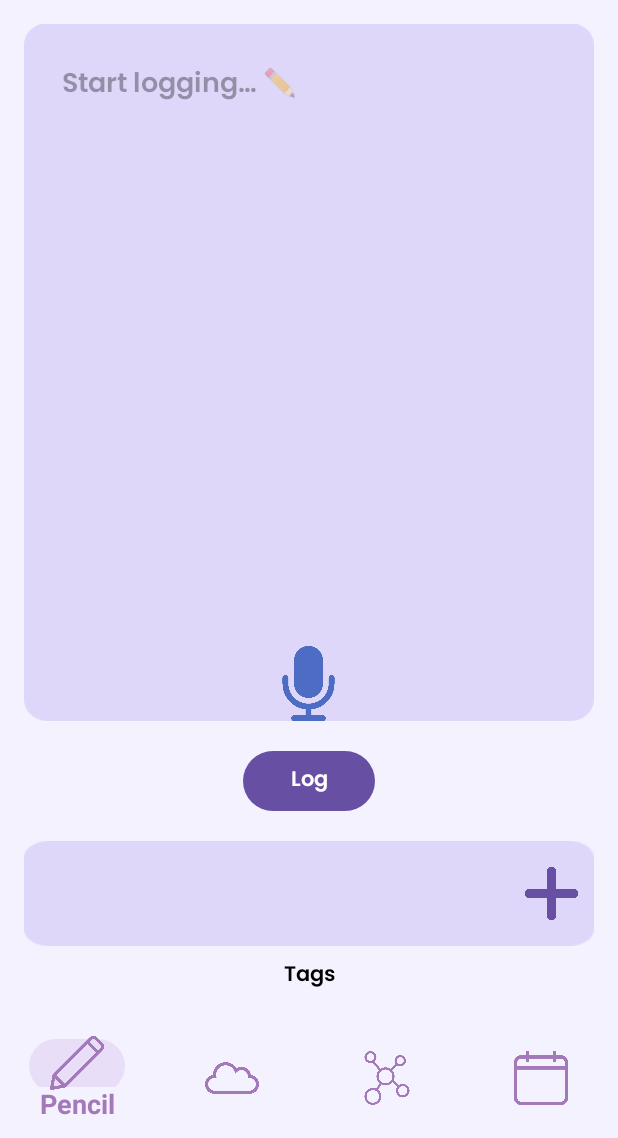
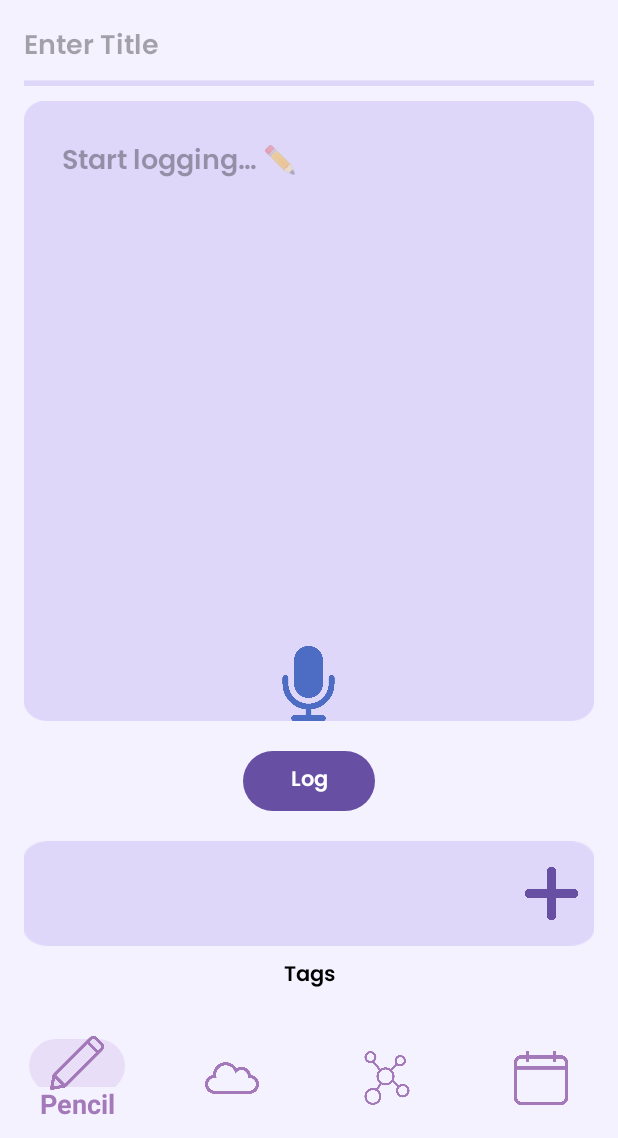
Before and after one commit to linamei0616/Somnigraph, an Android app: the screen it shows after launch (MainActivity), on a phone screen of 412 x 824 dp, the part 98-1236 px from its top. Run offline under Robolectric (Android 15) with nearby library versions, the phone set to English and light mode, and no system bars.

Commit message:
Added title

```diff
--- a/app/src/main/java/com/example/somnigraph/Dream.java
+++ b/app/src/main/java/com/example/somnigraph/Dream.java
@@ -23,7 +23,10 @@ public class Dream
         this.dreamDescription = dreamDescription;
         this.tags = new ArrayList<>(tags);
         this.loggedDate = new Date();
-        this.title = title;
+        if(!title.isEmpty())
+        {
+            this.title = title;
+        }
     }
 
     public String getTitle()
--- a/app/src/main/res/layout/activity_main.xml
+++ b/app/src/main/res/layout/activity_main.xml
@@ -29,7 +29,20 @@
         android:layout_weight="1"
         android:orientation="vertical"
         android:padding="16dp">
-
+        <EditText
+            android:id="@+id/titleBox"
+            android:layout_width="match_parent"
+            android:layout_height="0dp"
+            android:layout_weight="0.1"
+            android:layout_gravity="center"
+            android:fontFamily="@font/poppins_semi_bold"
+            android:gravity="top"
+            android:layout_marginBottom="10dp"
+            android:hint="Enter Title"
+            android:inputType="textMultiLine"
+            android:textColor="@color/black"
+            android:background="@drawable/title_background"
+             />
         <!-- Logging Area -->
         <LinearLayout
             android:layout_width="match_parent"
--- a/app/src/main/res/values/strings.xml
+++ b/app/src/main/res/values/strings.xml
@@ -51,5 +51,6 @@
         libero vel nunc consequat, quis tincidunt nisl eleifend. Cras bibendum enim a justo luctus
         vestibulum. Fusce dictum libero quis erat maximus, vitae volutpat diam dignissim.
     </string>
+    <string name="enter_title">Enter Title</string>
 
 </resources>
```
Also changed, not shown: app/src/main/java/com/example/somnigraph/MainActivity.java (+7 -3 lines), app/src/main/res/drawable/background_bottom.png (added), app/src/main/res/drawable/title_background.png (added).
